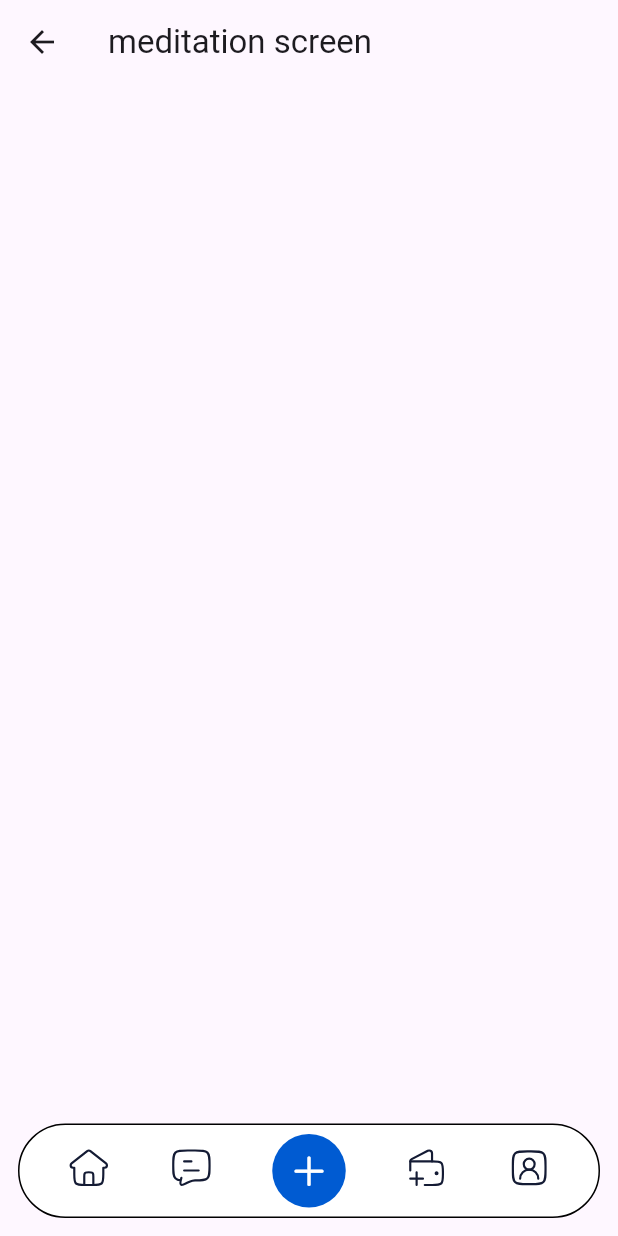
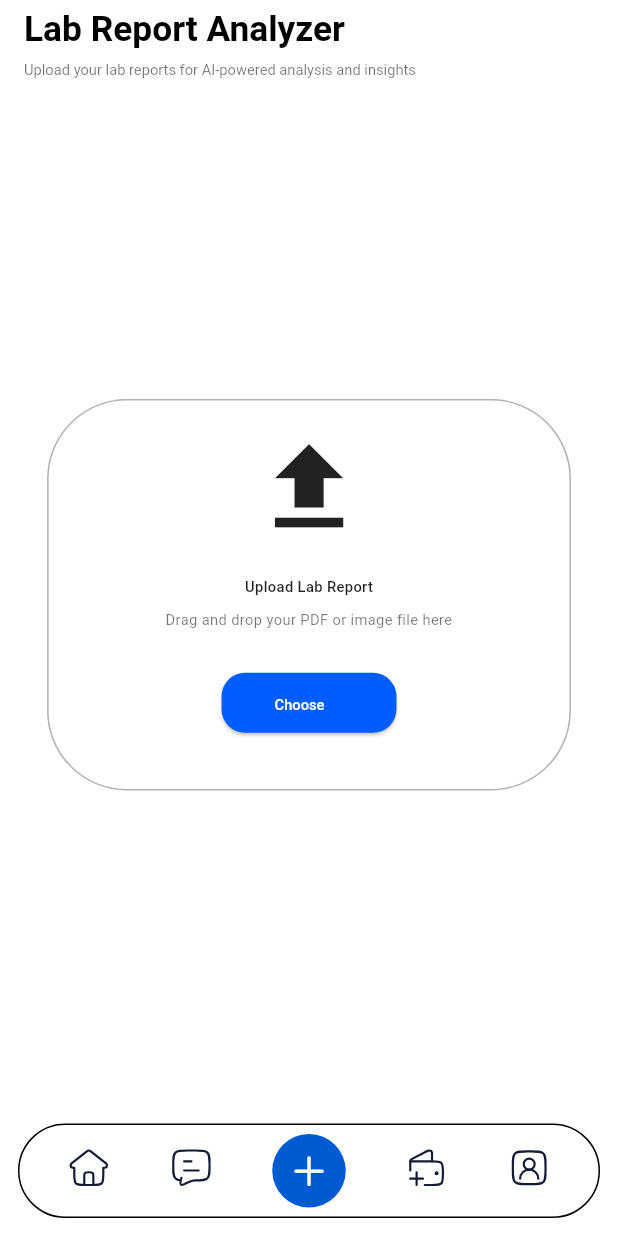
Before and after one commit to aiger2569/SIH-_-Universal-Medical-Fitness-App, a Flutter app: the HeroScreen screen opened directly, item 3 of the bottom bar chosen, on a phone screen of 412 x 824 dp. Run offline on Flutter 3.47's test engine with Material 3 defaults, Android fonts, the phone set to English and light mode, and no system bars; our stand-ins replace flutter_screenutil, flutter_svg, get, google_fonts.

Commit message:
added lab report page

```diff
--- a/lib/screens/hero_screen.dart
+++ b/lib/screens/hero_screen.dart
@@ -385,7 +385,7 @@ class HeroSectionScreen extends StatelessWidget {
                 ),
               ),
             ),
-            SizedBox(height: 9.6.h),
+            SizedBox(height: 4.6.h),
             Padding(
               padding: EdgeInsets.symmetric(horizontal: 20.w),
               child: Row(
@@ -416,7 +416,7 @@ class HeroSectionScreen extends StatelessWidget {
                 ],
               ),
             ),
-            SizedBox(height: 16.h),
+            SizedBox(height: 4.54.h),
             Padding(
               padding: EdgeInsets.only(left: 20.w),
               child: SingleChildScrollView(
--- /dev/null
+++ b/lib/screens/lab_report_scree.dart
@@ -0,0 +1,104 @@
+import 'package:fittness_app/constants/colors.dart';
+import 'package:flutter/material.dart';
+import 'package:get/get.dart';
+import 'package:flutter_screenutil/flutter_screenutil.dart';
+
+class LabReportScreen extends StatelessWidget {
+  const LabReportScreen({super.key});
+
+  @override
+  Widget build(BuildContext context) {
+    return Scaffold(
+      backgroundColor: Colors.white,
+      appBar: AppBar(
+        backgroundColor: Colors.white,
+        elevation: 0,
+        centerTitle: false,
+        automaticallyImplyLeading: false, // removes back icon
+        title: Column(
+          crossAxisAlignment: CrossAxisAlignment.start,
+          children: [
+            Text(
+              "Lab Report Analyzer",
+              style: TextStyle(
+                color: Colors.black,
+                fontSize: 12.sp, // responsive font
+                fontWeight: FontWeight.w700,
+              ),
+            ),
+            SizedBox(height: 3.h),
+            Text(
+              "Upload your lab reports for AI-powered analysis and insights",
+              style: TextStyle(color: Colors.black54, fontSize: 5.sp),
+            ),
+          ],
+        ),
+      ),
+
+      body: Center(
+        child: Container(
+          height: 132.h,
+
+          width: 178.w,
+          padding: EdgeInsets.all(10.w),
+          decoration: BoxDecoration(
+            border: Border.all(color: Colors.black.withOpacity(0.3)),
+            borderRadius: BorderRadius.circular(27.r),
+            color: Colors.white,
+          ),
+          child: Column(
+            mainAxisSize: MainAxisSize.min,
+            children: [
+              Icon(Icons.upload, size: 40.sp, color: Colors.black87),
+              SizedBox(height: 10.h),
+              Text(
+                "Upload Lab Report",
+                style: TextStyle(
+                  fontSize: 5.sp,
+                  color: Colors.black87,
+                  fontWeight: FontWeight.w500,
+                ),
+              ),
+              SizedBox(height: 4.h),
+              Text(
+                "Drag and drop your PDF or image file here",
+                textAlign: TextAlign.center,
+                style: TextStyle(fontSize: 5.sp, color: Colors.black54),
+              ),
+              SizedBox(height: 12.h),
+              ElevatedButton(
+                style: ElevatedButton.styleFrom(
+                  backgroundColor: AppColors.brandBlue,
+                  fixedSize: Size(59.h, 12.h),
+                  padding: EdgeInsets.symmetric(
+                    horizontal: 18.w,
+                    vertical: 6.h,
+                  ),
+                  shape: RoundedRectangleBorder(
+                    borderRadius: BorderRadius.circular(8.r),
+                  ),
+                ),
+                onPressed: () {
+                  Get.snackbar(
+                    "Upload",
+                    "Choose File button pressed",
+                    snackPosition: SnackPosition.BOTTOM,
+                  );
+                },
+                child: Text(
+                  "Choose File",
+                  style: TextStyle(
+                    fontSize: 5.sp,
+                    color: Colors.white,
+                    letterSpacing: 0,
+                    height: 1.h,
+                  ),
+                ),
+              ),
+            ],
+          ),
+        ),
+      ),
+    );
+  }
+}
--- a/lib/screens/main_screen.dart
+++ b/lib/screens/main_screen.dart
@@ -1,5 +1,6 @@
 import 'package:fittness_app/screens/WalletScreen.dart';
 import 'package:fittness_app/screens/hero_screen.dart';
+import 'package:fittness_app/screens/lab_report_scree.dart';
 import 'package:flutter/material.dart';
 
 import 'package:fittness_app/screens/meditation_scree.dart';
@@ -23,8 +24,8 @@ class _HeroScreenState extends State<HeroScreen> {
   final List<Widget> screens = [
     HeroSectionScreen(),
     NutrutionScreen(),
+    LabReportScreen(),
     MeditationScree(),
-    Walletscreen(),
     ProfileScreen(),
   ];
 
@@ -50,6 +51,7 @@ class _HeroScreenState extends State<HeroScreen> {
   @override
   Widget build(BuildContext context) {
     return Scaffold(
+      backgroundColor: Colors.white,
       body: screens[selectedIndex],
       bottomNavigationBar: CustomBottomNavBar(
         selectedIndex: selectedIndex,
--- a/lib/screens/profile_screen.dart
+++ b/lib/screens/profile_screen.dart
@@ -21,6 +21,7 @@ class ProfileScreen extends StatelessWidget {
       appBar: AppBar(
         backgroundColor: Colors.white,
         elevation: 0,
+        automaticallyImplyLeading: false,
         actions: [
           IconButton(
             icon: const Icon(Icons.more_vert, color: Colors.black),
```
Also changed, not shown: lib/widget/dashboard_card.dart (+16 -8 lines), lib/widget/profile_card.dart (+13 -4 lines).
